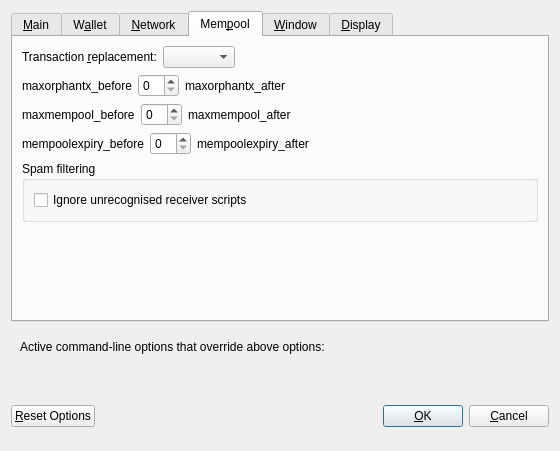
Above: src/qt/forms/optionsdialog.ui from bitcoincore-dev/bitcoin-2001-863168-294116-d812cf1189 before the change. Below: the same form after it.
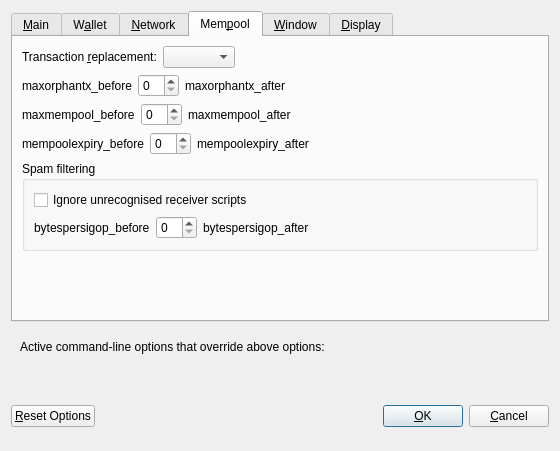
That is the form after the change. The open tabs and pages were chosen to show the change. Custom widgets are drawn as their Qt base class.

Commit message: Qt/Options: Configure bytespersigop using rwconf

Patch:
```diff
--- a/src/qt/forms/optionsdialog.ui
+++ b/src/qt/forms/optionsdialog.ui
@@ -794,6 +794,52 @@
             </property>
            </widget>
           </item>
+          <item>
+           <layout class="QHBoxLayout" name="horizontalLayout_Mempool_bytespersigop">
+            <item>
+             <widget class="QLabel" name="bytespersigopLabel_before">
+              <property name="text">
+               <string notr="true">bytespersigop_before</string>
+              </property>
+              <property name="textFormat">
+               <enum>Qt::PlainText</enum>
+              </property>
+              <property name="buddy">
+               <cstring>bytespersigop</cstring>
+              </property>
+             </widget>
+            </item>
+            <item>
+             <widget class="QSpinBox" name="bytespersigop"/>
+            </item>
+            <item>
+             <widget class="QLabel" name="bytespersigopLabel_after">
+              <property name="text">
+               <string notr="true">bytespersigop_after</string>
+              </property>
+              <property name="textFormat">
+               <enum>Qt::PlainText</enum>
+              </property>
+              <property name="buddy">
+               <cstring>bytespersigop</cstring>
+              </property>
+             </widget>
+            </item>
+            <item>
+             <spacer name="horizontalSpacer_Mempool_bytespersigop">
+              <property name="orientation">
+               <enum>Qt::Horizontal</enum>
+              </property>
+              <property name="sizeHint" stdset="0">
+               <size>
+                <width>40</width>
+                <height>20</height>
+               </size>
+              </property>
+             </spacer>
+            </item>
+           </layout>
+          </item>
          </layout>
         </widget>
        </item>
```
The commit also changes 3 other files.
